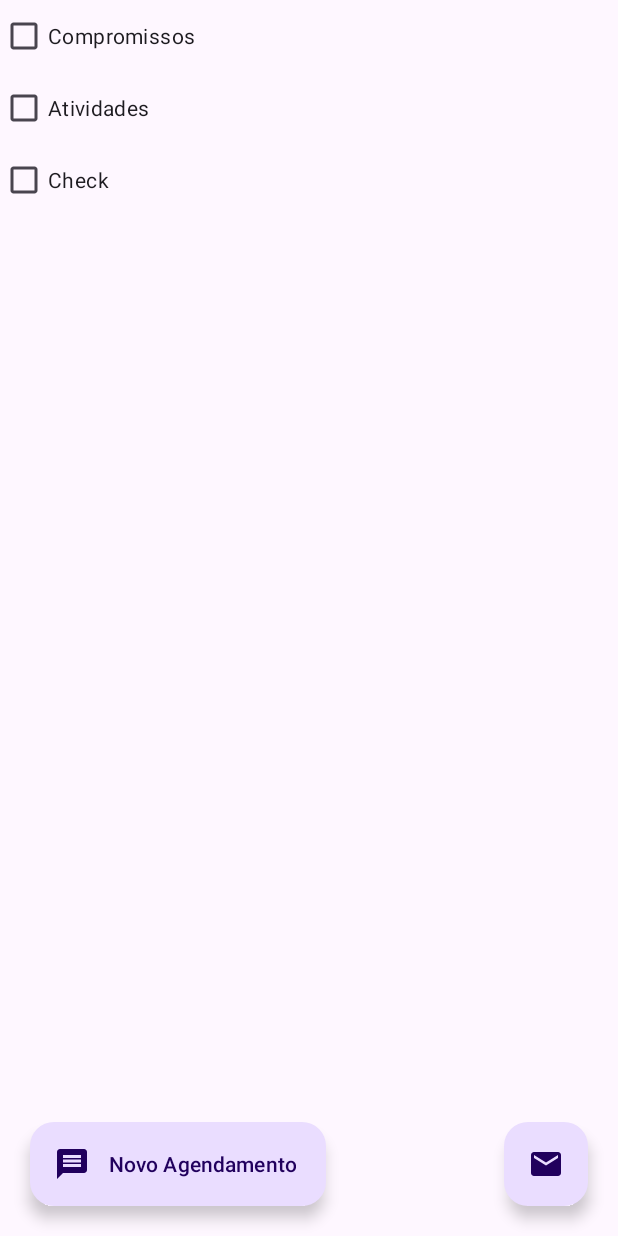
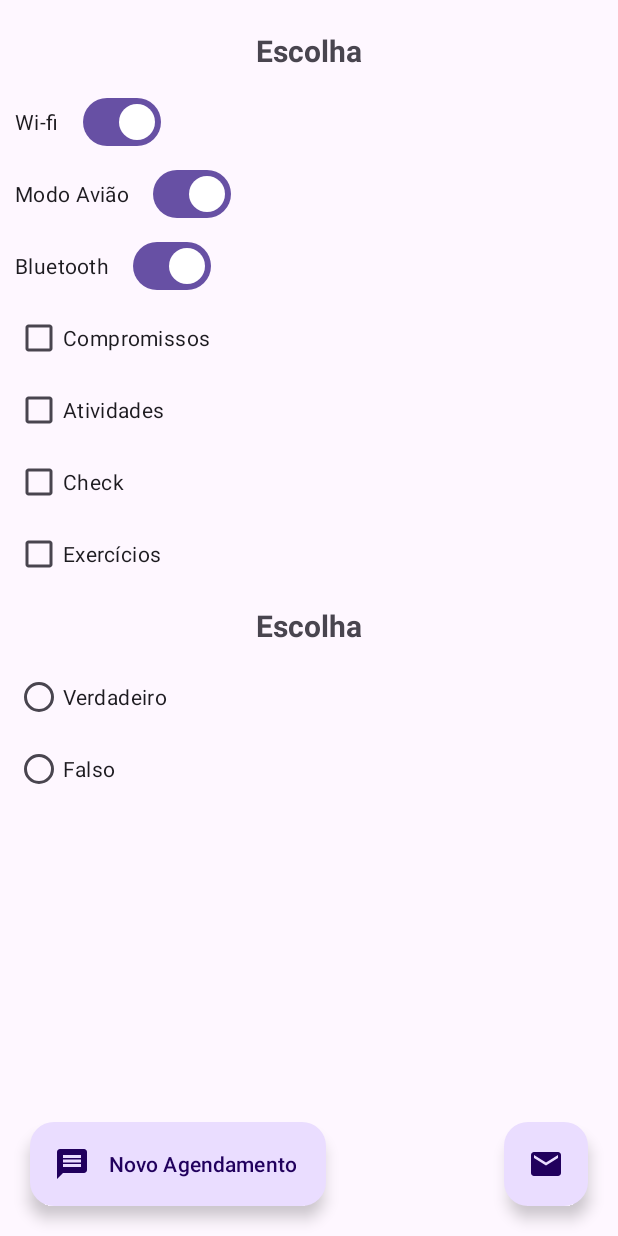
Before and after one commit to JamileSantos222/MyComponnents, an Android app: the screen it shows after launch (MainActivity), on a phone screen of 412 x 824 dp. Run offline under Robolectric (Android 15) with nearby library versions, the phone set to English and light mode, and no system bars.

```diff
--- a/app/src/main/res/layout/activity_main.xml
+++ b/app/src/main/res/layout/activity_main.xml
@@ -10,48 +10,110 @@
     <LinearLayout
         android:layout_width="match_parent"
         android:layout_height="wrap_content"
+        android:layout_margin="10dp"
         android:orientation="vertical">
 
-        <CheckBox
+        <TextView
             android:layout_width="wrap_content"
             android:layout_height="wrap_content"
-            android:id="@+id/chkCompromissos"
-            android:text="Compromissos"/>
+            android:layout_gravity="center_horizontal"
+            android:layout_margin="10sp"
+            android:text="Escolha"
+            android:textSize="20sp"
+            android:textStyle="bold" />
+
+        <com.google.android.material.materialswitch.MaterialSwitch
+            android:id="@+id/swWifi"
+            android:layout_width="wrap_content"
+            android:layout_height="wrap_content"
+            android:checked="true"
+            android:text="Wi-fi" />
+
+        <com.google.android.material.materialswitch.MaterialSwitch
+            android:id="@+id/swModo"
+            android:layout_width="wrap_content"
+            android:layout_height="wrap_content"
+            android:checked="true"
+            android:text="Modo Avião" />
+
+        <com.google.android.material.materialswitch.MaterialSwitch
+            android:id="@+id/swBluetooth"
+            android:layout_width="wrap_content"
+            android:layout_height="wrap_content"
+            android:checked="true"
+            android:text="Bluetooth" />
+
 
         <CheckBox
+            android:id="@+id/chkCompromissos"
             android:layout_width="wrap_content"
             android:layout_height="wrap_content"
+            android:text="Compromissos" />
+
+        <CheckBox
             android:id="@+id/chkAtividades"
-        android:text="Atividades"/>
-    <CheckBox
             android:layout_width="wrap_content"
             android:layout_height="wrap_content"
+            android:text="Atividades" />
+
+        <CheckBox
             android:id="@+id/chkCheck"
-        android:text="Check"/>
+            android:layout_width="wrap_content"
+            android:layout_height="wrap_content"
+            android:text="Check" />
+
+        <CheckBox
+            android:id="@+id/Exercícios"
+            android:layout_width="wrap_content"
+            android:layout_height="wrap_content"
+            android:text="Exercícios" />
+
+        <TextView
+            android:layout_width="wrap_content"
+            android:layout_height="wrap_content"
+            android:layout_gravity="center_horizontal"
+            android:layout_margin="10sp"
+            android:text="Escolha"
+            android:textSize="20sp"
+            android:textStyle="bold" />
+
+        <RadioGroup
+            android:layout_width="wrap_content"
+            android:layout_height="wrap_content">
+
+            <RadioButton
+                android:id="@+id/rdbVerdadeiro"
+                android:layout_width="wrap_content"
+                android:layout_height="wrap_content"
+                android:text="Verdadeiro" />
+            <RadioButton
+                android:id="@+id/rdbFalso"
+                android:layout_width="wrap_content"
+                android:layout_height="wrap_content"
+                android:text="Falso"/>
+
+        </RadioGroup>
+
 
     </LinearLayout>
 
 
     <com.google.android.material.floatingactionbutton.FloatingActionButton
+        android:id="@+id/idFAB"
         android:layout_width="wrap_content"
-        android:id="@+id/idFAB"
         android:layout_height="wrap_content"
-        android:src="@drawable/baseline_email"
         android:layout_gravity="bottom|right"
         android:layout_margin="20dp"
-        />
+        android:src="@drawable/baseline_email" />
+
     <com.google.android.material.floatingactionbutton.ExtendedFloatingActionButton
+        android:id="@+id/idFABExtend"
         android:layout_width="wrap_content"
         android:layout_height="wrap_content"
+        android:layout_gravity="bottom|left"
+        android:layout_margin="20dp"
         android:text="Novo Agendamento"
-        app:icon="@drawable/baseline_message"
-        android:id="@+id/idFABExtend"
-        android:layout_gravity="bottom|left"
-        android:layout_margin="20dp"/>
-
-
-
-
+        app:icon="@drawable/baseline_message" />
 
 
 </androidx.coordinatorlayout.widget.CoordinatorLayout>
```
Lines whose indentation alone changed are shown as unchanged.
